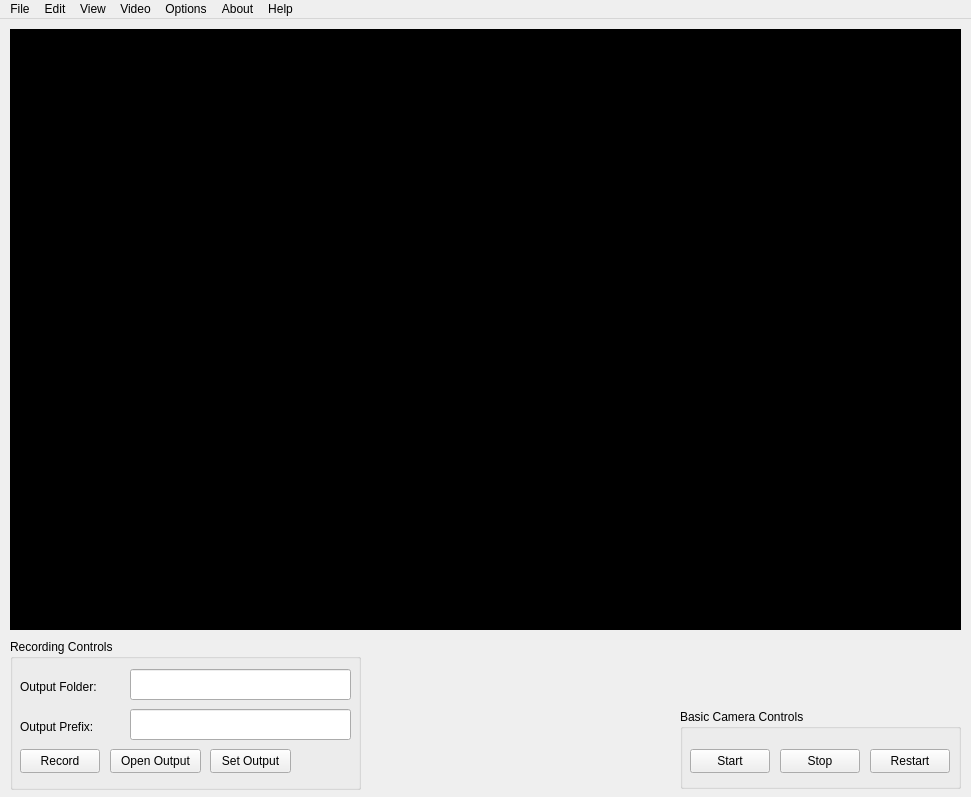
Old version of the form AtmosphericSensorSystem/MainWindow.ui in the repository m-riley04/ModularSensorSystem.
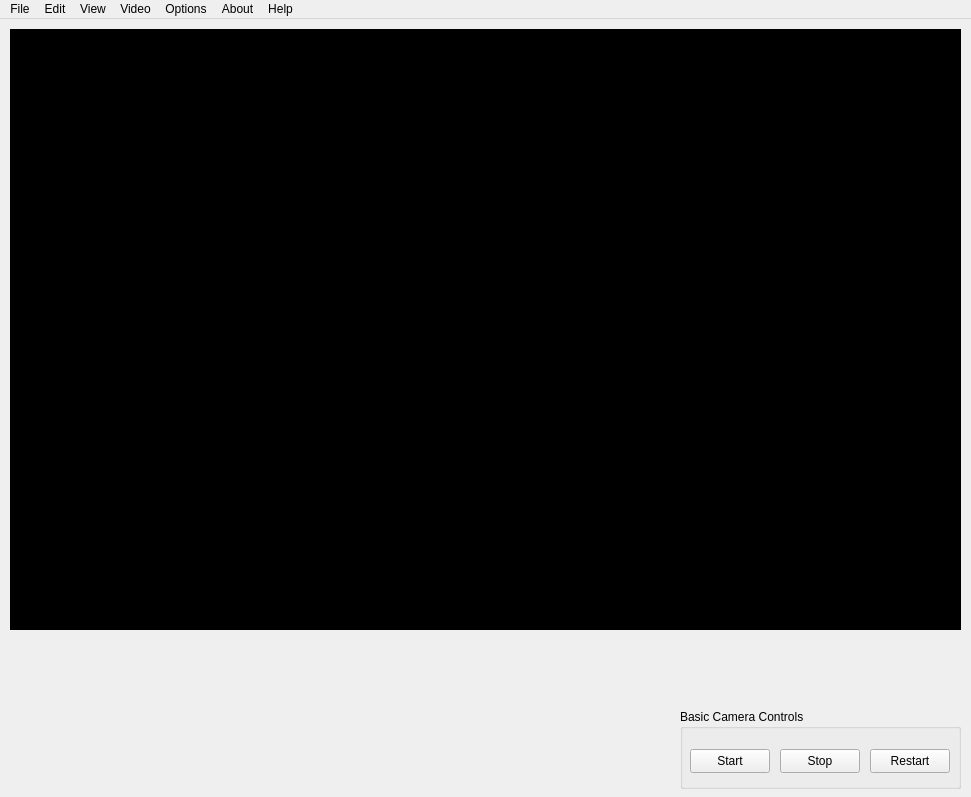
New version of the form.

Commit message: seperate functionality from UI

Diff of the .ui file:
```diff
--- a/AtmosphericSensorSystem/MainWindow.ui
+++ b/AtmosphericSensorSystem/MainWindow.ui
@@ -82,104 +82,6 @@
      </property>
     </widget>
    </widget>
-   <widget class="QGroupBox" name="groupBox_2">
-    <property name="geometry">
-     <rect>
-      <x>10</x>
-      <y>620</y>
-      <width>351</width>
-      <height>151</height>
-     </rect>
-    </property>
-    <property name="title">
-     <string>Recording Controls</string>
-    </property>
-    <widget class="QPushButton" name="buttonRecord">
-     <property name="geometry">
-      <rect>
-       <x>10</x>
-       <y>110</y>
-       <width>80</width>
-       <height>24</height>
-      </rect>
-     </property>
-     <property name="text">
-      <string>Record</string>
-     </property>
-    </widget>
-    <widget class="QPushButton" name="buttonOpenOutputDirectory">
-     <property name="geometry">
-      <rect>
-       <x>100</x>
-       <y>110</y>
-       <width>91</width>
-       <height>24</height>
-      </rect>
-     </property>
-     <property name="text">
-      <string>Open Output</string>
-     </property>
-    </widget>
-    <widget class="QPushButton" name="buttonSetOutputDirectory">
-     <property name="geometry">
-      <rect>
-       <x>200</x>
-       <y>110</y>
-       <width>81</width>
-       <height>24</height>
-      </rect>
-     </property>
-     <property name="text">
-      <string>Set Output</string>
-     </property>
-    </widget>
-    <widget class="QLineEdit" name="outputPrefixLineEdit">
-     <property name="geometry">
-      <rect>
-       <x>120</x>
-       <y>70</y>
-       <width>221</width>
-       <height>31</height>
-      </rect>
-     </property>
-    </widget>
-    <widget class="QLabel" name="label_3">
-     <property name="geometry">
-      <rect>
-       <x>10</x>
-       <y>80</y>
-       <width>101</width>
-       <height>16</height>
-      </rect>
-     </property>
-     <property name="text">
-      <string>Output Prefix:</string>
-     </property>
-    </widget>
-    <widget class="QLabel" name="label_4">
-     <property name="geometry">
-      <rect>
-       <x>10</x>
-       <y>40</y>
-       <width>101</width>
-       <height>16</height>
-      </rect>
-     </property>
-     <property name="text">
-      <string>Output Folder:</string>
-     </property>
-    </widget>
-    <widget class="QLineEdit" name="outputLineEdit">
-     <property name="geometry">
-      <rect>
-       <x>120</x>
-       <y>30</y>
-       <width>221</width>
-       <height>31</height>
-      </rect>
-     </property>
-    </widget>
-   </widget>
   </widget>
   <widget class="QMenuBar" name="menuBar">
    <property name="geometry">
```
The commit also changes 6 other files.
